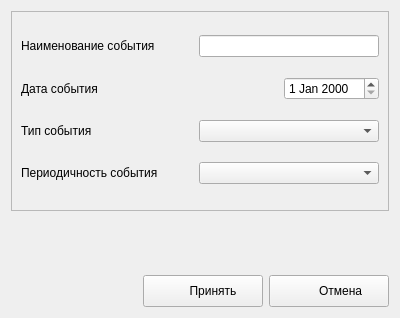
This is ui/f_eventeditor.ui in wterkin/qt-forget-me-not as Qt 5 draws it before an edit. The edited form follows.
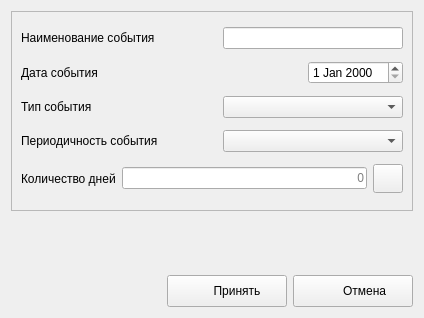
This is the edited form. Icons and pictures are not drawn.

Commit message: В форму редактирования события добавлен поле ввода дней и кнопка пересчёта

```diff
--- a/ui/f_eventeditor.ui
+++ b/ui/f_eventeditor.ui
@@ -6,14 +6,14 @@
    <rect>
     <x>0</x>
     <y>0</y>
-    <width>400</width>
+    <width>424</width>
     <height>318</height>
    </rect>
   </property>
   <property name="windowTitle">
    <string>Dialog</string>
   </property>
-  <layout class="QVBoxLayout" name="verticalLayout">
+  <layout class="QVBoxLayout" name="verticalLayout_2">
    <item>
     <widget class="QFrame" name="frame">
      <property name="minimumSize">
@@ -28,7 +28,7 @@
      <property name="frameShadow">
       <enum>QFrame::Sunken</enum>
      </property>
-     <layout class="QVBoxLayout" name="verticalLayout_2">
+     <layout class="QVBoxLayout" name="verticalLayout">
       <item>
        <layout class="QHBoxLayout" name="horizontalLayout">
         <item>
@@ -164,6 +164,47 @@
         </item>
        </layout>
       </item>
+      <item>
+       <layout class="QHBoxLayout" name="horizontalLayout_6">
+        <item>
+         <widget class="QLabel" name="label_5">
+          <property name="text">
+           <string>Количество дней</string>
+          </property>
+         </widget>
+        </item>
+        <item>
+         <widget class="QLineEdit" name="lineEdit_Days">
+          <property name="inputMask">
+           <string>9999</string>
+          </property>
+          <property name="alignment">
+           <set>Qt::AlignRight|Qt::AlignTrailing|Qt::AlignVCenter</set>
+          </property>
+          <property name="placeholderText">
+           <string>0</string>
+          </property>
+         </widget>
+        </item>
+        <item>
+         <widget class="QToolButton" name="toolButton_Recalc">
+          <property name="text">
+           <string/>
+          </property>
+          <property name="icon">
+           <iconset>
+            <normaloff>accessories-calculator.png</normaloff>accessories-calculator.png</iconset>
+          </property>
+          <property name="iconSize">
+           <size>
+            <width>22</width>
+            <height>22</height>
+           </size>
+          </property>
+         </widget>
+        </item>
+       </layout>
+      </item>
      </layout>
     </widget>
    </item>
```
The commit also changes 2 other files.
